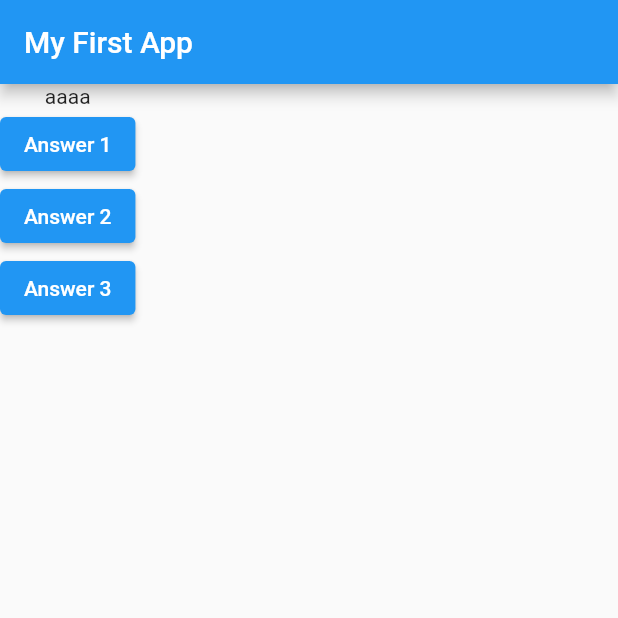
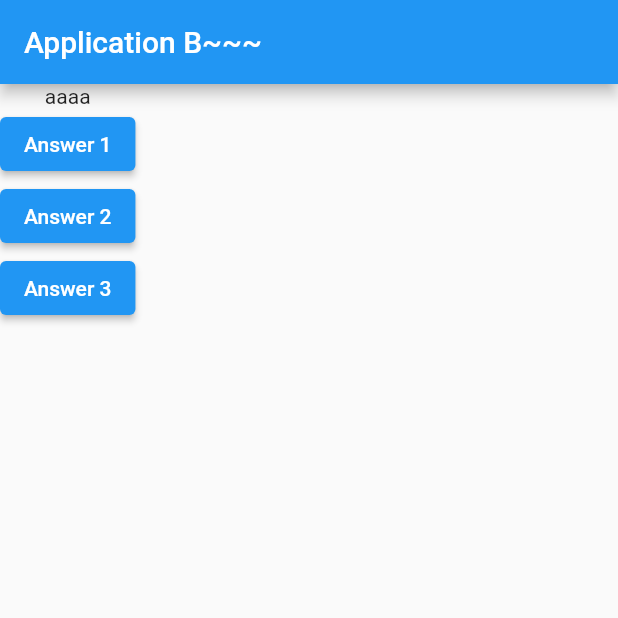
Before and after one commit to quantificial/flutter_complete_guide, a Flutter app: the screen it shows after launch, after a tap on "Answer 1", on a phone screen of 412 x 824 dp, the top half of it. Run offline on Flutter 3.47's test engine with Material 2 defaults, Android fonts, the phone set to English and light mode, and no system bars.

```diff
--- a/lib/main.dart
+++ b/lib/main.dart
@@ -4,12 +4,24 @@ void main() {
   runApp(MyApp());
 }
 
-class MyApp extends StatelessWidget {
+class MyApp extends StatefulWidget {
   MyApp({super.key});
 
+  @override
+  State<StatefulWidget> createState() {
+    return MyAppState();
+  }
+}
+
+class MyAppState extends State<MyApp> {
   var questions = ['aaaa', 'bbbbb'];
 
+  var title = "Application Title A";
+
   void changeTitle() {
+    setState(() {
+      title = "Application B~~~";
+    });
     print('dsadsadsa');
   }
 
@@ -19,7 +31,7 @@ class MyApp extends StatelessWidget {
       //home: Text('Hello!'),
       home: Scaffold(
           appBar: AppBar(
-            title: Text('My First App'),
+            title: Text(title),
           ),
           body: Column(
             children: [
```
